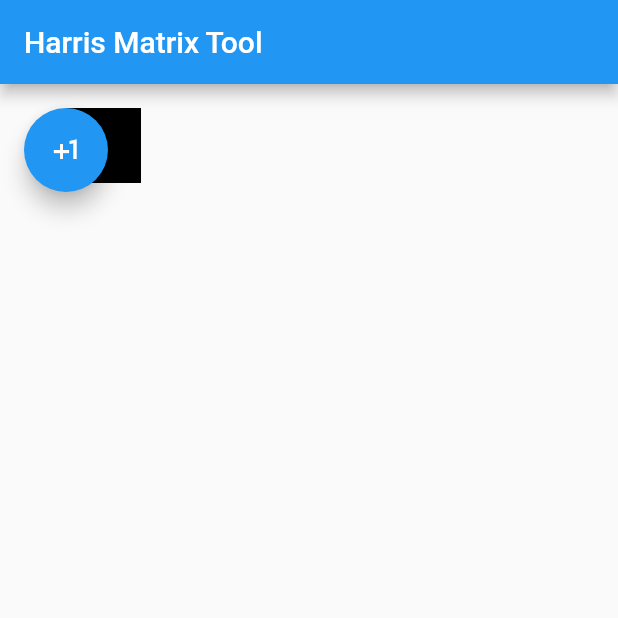
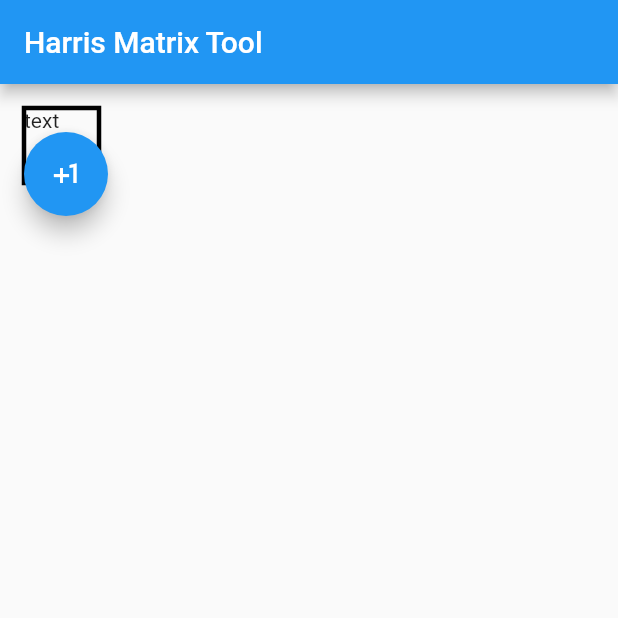
Before and after one commit to sigoetti/harrismatrix, a Flutter app: the screen it shows after launch, on a phone screen of 412 x 824 dp, the top half of it. Run offline on Flutter 3.47's test engine with Material 2 defaults, Android fonts, the light colour scheme and no system bars.

Commit message:
ui fixes

```diff
--- a/lib/models/shapes.dart
+++ b/lib/models/shapes.dart
@@ -6,6 +6,7 @@ class RectanglePainter extends CustomPainter {
   void paint(Canvas canvas, Size size) {
     var paint = Paint()
       ..color = Colors.black
+      ..style = PaintingStyle.stroke
       ..strokeWidth = 3;
     canvas.drawRect(Rect.fromPoints(Offset.zero, Offset(50, 50)), paint);
   }
--- a/lib/views/overviewPage.dart
+++ b/lib/views/overviewPage.dart
@@ -19,9 +19,16 @@ class _OverviewPageState extends State<OverviewPage> {
           padding: const EdgeInsets.all(16.0),
           child: Column(
             children: [
+              Row(
+                children: [
                   CustomPaint(
                     painter: RectanglePainter(),
+                    child: Text("text"),
                   ),
+                ],
+              ),
+              Row(
+                children: [
                   FloatingActionButton(
                       child: const Icon(Icons.plus_one),
                       onPressed: () {
@@ -31,7 +38,10 @@ class _OverviewPageState extends State<OverviewPage> {
                         );
                       }),
                 ],
-            )),
+              ),
+            ],
+          ),
+        ),
       ),
     );
   }
```
Lines whose indentation alone changed are shown as unchanged.
